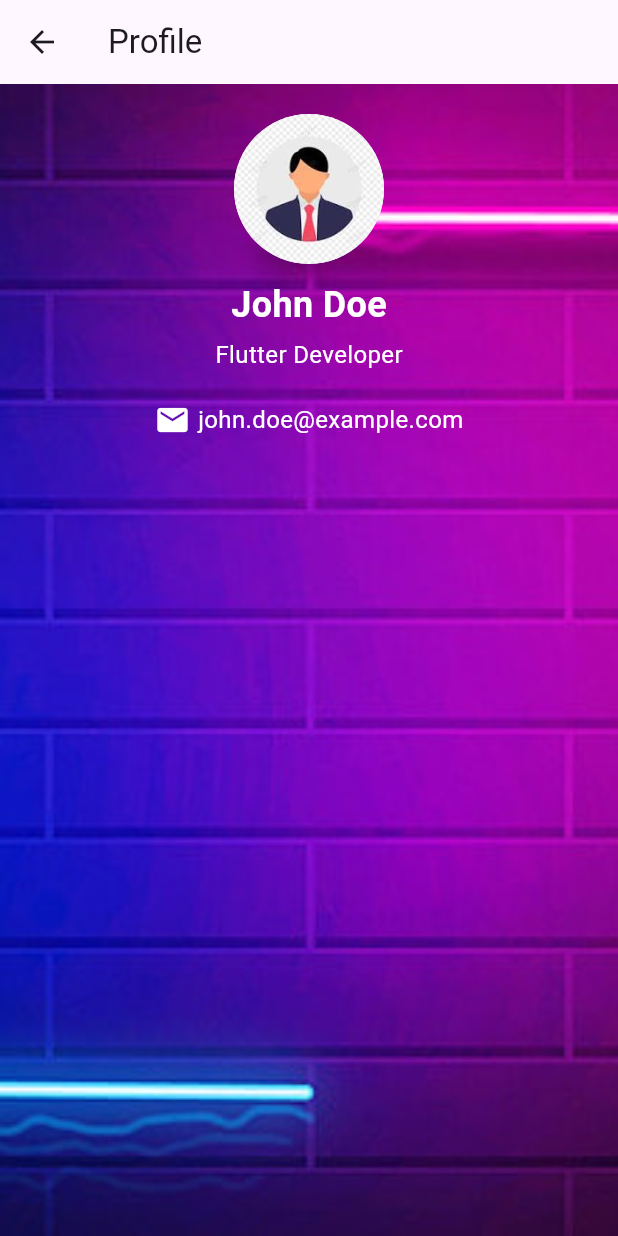
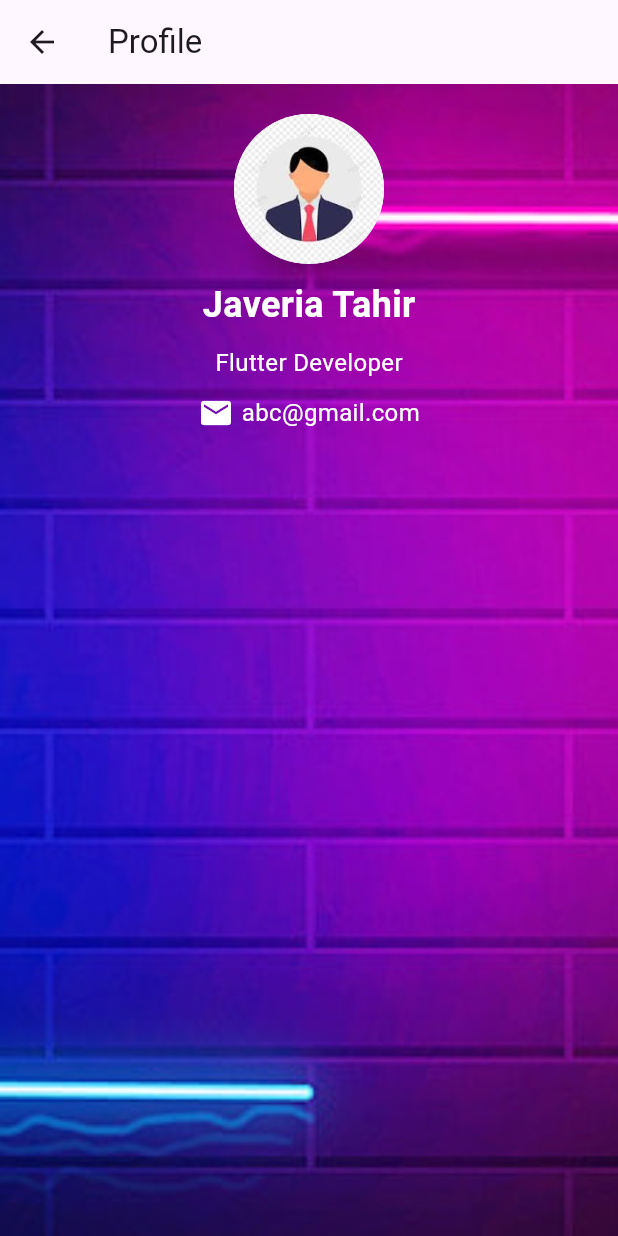
Before and after one commit to JavTahir/Flutter-Bootcamp, a Flutter app: the ProfileScreen screen opened directly, on a phone screen of 412 x 824 dp. Run offline on Flutter 3.47's test engine with Material 3 defaults, Android fonts, the phone set to English and light mode, and no system bars; our stand-ins replace dynamic_color, font_awesome_flutter.

Commit message:
widgets plus pages naviigation

```diff
--- a/lib/implementation.dart
+++ b/lib/implementation.dart
@@ -7,43 +7,42 @@ class ProfileScreen extends StatelessWidget {
       appBar: AppBar(
         title: Text('Profile'),
       ),
-      body: Stack(
+      body: Container(
+        decoration: const BoxDecoration(
+            image: DecorationImage(
+                image: AssetImage("assets/images/bg.jpg"), fit: BoxFit.cover)),
+        child: Stack(
           children: [
-          Image.asset(
-            'assets/images/bg.jpg',
-            fit: BoxFit.cover,
-            height: double.infinity,
-            width: double.infinity,
-          ),
-          const Positioned(
-            top: 20.0,
-            left: 20.0,
-            right: 20.0,
+            Positioned(
+              left: 20,
+              right: 20,
+              top: 20,
               child: Column(
-              crossAxisAlignment: CrossAxisAlignment.center,
                 children: [
                   CircleAvatar(
-                  radius: 50.0,
-                  backgroundImage: AssetImage('assets/images/logo.jpg'),
+                    radius: 50,
+                    backgroundImage: AssetImage("assets/images/logo.jpg"),
                   ),
-                SizedBox(height: 10.0),
+                  SizedBox(
+                    height: 10.0,
+                  ),
                   Text(
-                  'John Doe',
+                    'Javeria Tahir',
                     style: TextStyle(
                         color: Colors.white,
-                    fontSize: 24.0,
-                    fontWeight: FontWeight.bold,
+                        fontSize: 24,
+                        fontWeight: FontWeight.bold),
                   ),
+                  SizedBox(
+                    height: 10.0,
                   ),
-                SizedBox(height: 5.0),
                   Text(
                     'Flutter Developer',
-                  style: TextStyle(
-                    color: Colors.white,
-                    fontSize: 16.0,
+                    style: TextStyle(color: Colors.white, fontSize: 16),
                   ),
+                  SizedBox(
+                    height: 10.0,
                   ),
-                SizedBox(height: 20.0),
                   Row(
                     mainAxisAlignment: MainAxisAlignment.center,
                     children: [
@@ -51,20 +50,20 @@ class ProfileScreen extends StatelessWidget {
                         Icons.email,
                         color: Colors.white,
                       ),
-                    SizedBox(width: 5.0),
+                      SizedBox(
+                        width: 5.0,
+                      ),
                       Text(
-                      'john.doe@example.com',
-                      style: TextStyle(
-                        color: Colors.white,
-                        fontSize: 16.0,
-                      ),
-                    ),
+                        'abc@gmail.com',
+                        style: TextStyle(fontSize: 16, color: Colors.white),
+                      )
+                    ],
+                  )
                 ],
               ),
+            )
           ],
         ),
-          ),
-        ],
       ),
     );
   }
--- /dev/null
+++ b/lib/pages/bottomNavigation.dart
@@ -0,0 +1,53 @@
+// ignore_for_file: prefer_const_constructors, prefer_const_literals_to_create_immutables
+
+import 'package:flutter/material.dart';
+import 'package:flutter_project/pages/firstt_screen.dart';
+import 'package:flutter_project/pages/second_screen.dart';
+
+class bottomNavigation extends StatefulWidget {
+  @override
+  State<bottomNavigation> createState() => _bottomNavigationState();
+}
+
+class _bottomNavigationState extends State<bottomNavigation> {
+  //this keeps track of current page to display
+  int _selectedIndex = 0;
+
+  //method to update the selected Index
+  void _navigateBottomBar(int index) {
+    setState(() {
+      _selectedIndex = index;
+    });
+  }
+
+  final List _pages = [
+    //home page
+    FirstScreen(),
+
+    //profile page
+    SecondScreen(),
+  ];
+
+  @override
+  Widget build(BuildContext context) {
+    return MaterialApp(
+        home: Scaffold(
+      appBar: AppBar(title: Text("Bottom Navigation")),
+      body: _pages[_selectedIndex],
+      bottomNavigationBar: BottomNavigationBar(
+          currentIndex: _selectedIndex,
+          onTap: _navigateBottomBar,
+          items: [
+            //home
+            BottomNavigationBarItem(icon: Icon(Icons.home), label: 'Home'),
+
+            //profile
+            BottomNavigationBarItem(icon: Icon(Icons.person), label: 'Profile'),
+
+            //settings
+            BottomNavigationBarItem(
+                icon: Icon(Icons.settings), label: 'Settings')
+          ]),
+    ));
+  }
+}
--- a/lib/NavigatorRouting/second_screen.dart
+++ b/lib/pages/second_screen.dart
@@ -10,7 +10,6 @@ class SecondScreen extends StatelessWidget {
       body: Center(
         child: Text('Hello, World!'),
       ),
-      drawer: Drawer(),
     );
   }
 }
--- /dev/null
+++ b/lib/widgets/gridview.dart
@@ -0,0 +1,33 @@
+import 'package:flutter/material.dart';
+
+class Gridview extends StatelessWidget {
+  var arrcolors = [
+    Colors.red,
+    Colors.amber,
+    Colors.green,
+    Colors.black,
+    Colors.blue,
+    Colors.pink,
+    Colors.grey,
+    Colors.orange
+  ];
+  @override
+  Widget build(BuildContext context) {
+    return MaterialApp(
+      home: Scaffold(
+          appBar: AppBar(
+            title: Text("Grid View"),
+          ),
+          body: GridView.builder(
+              itemCount: arrcolors.length,
+              //how many you want in each row
+              gridDelegate:
+                  SliverGridDelegateWithFixedCrossAxisCount(crossAxisCount: 3),
+              itemBuilder: ((context, index) => Container(
+                    color: arrcolors[index],
+                    margin: EdgeInsets.all(
+                        8), //setting the margin to give spaces around
+                  )))),
+    );
+  }
+}
--- a/pubspec.yaml
+++ b/pubspec.yaml
@@ -77,7 +77,7 @@ flutter:
     - family: FontMain
       fonts:
         - asset: assets/fonts/Ojuju-VariableFont_wght.ttf
-  #       - asset: fonts/Schyler-Italic.ttf
+        # - asset: fonts/Schyler-Italic.ttf
   #         style: italic
   #   - family: Trajan Pro
   #     fonts:
```
Also changed, not shown: lib/NavigatorRouting/firstt_screen.dart (deleted, +0 -33 lines), lib/main.dart (+12 -4 lines), lib/pages/firstt_screen.dart (added, +64 -0 lines), lib/screen.dart (added, +12 -0 lines), lib/widgets/circle_avatar.dart (+5 -5 lines), lib/widgets/gestureDetector.dart (added, +28 -0 lines), lib/widgets/more_basics_widgets.dart (added, +44 -0 lines), lib/widgets/position_widget.dart (+6 -11 lines), assets/images/ingredients.png (added), lib/widgets/Appbar.dart (renamed from lib/widgets/text_widget.dart). Lines whose indentation alone changed are shown as unchanged.
